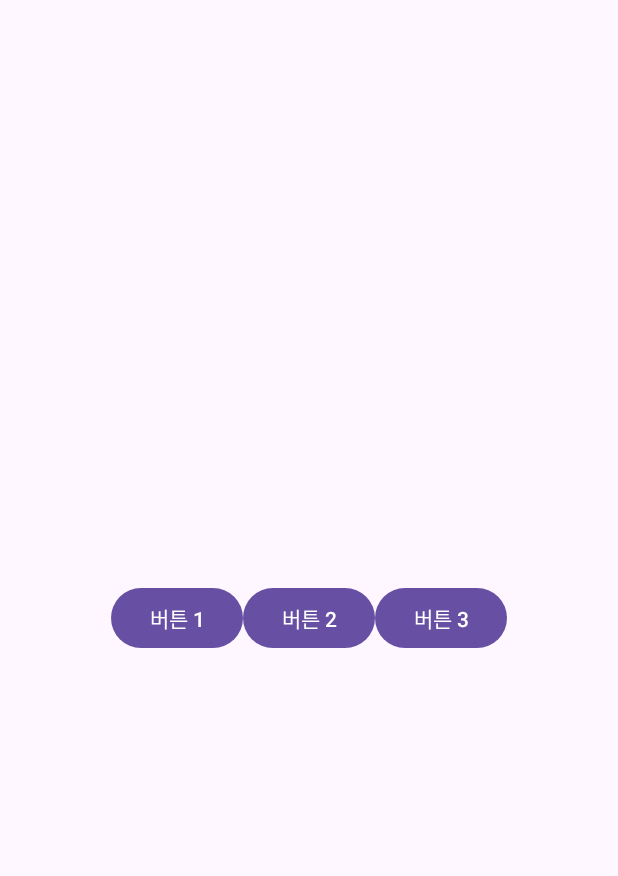
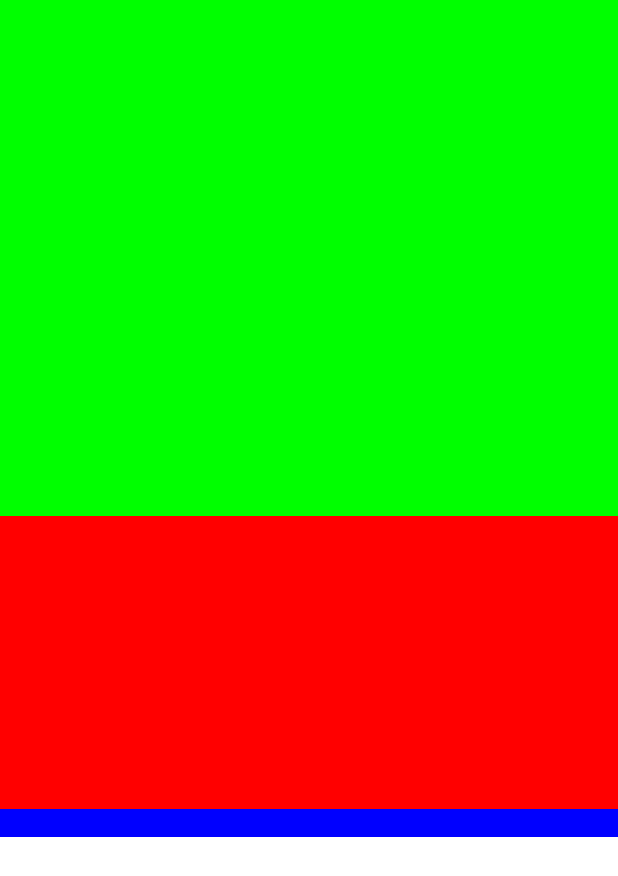
Before and after one commit to HSH-11/MobileProgramming, an Android app: the screen it shows after launch (MainActivity), on a phone screen of 412 x 824 dp. Shown: the top 876 px of the screen. Run offline under Robolectric (Android 15) with nearby library versions, the phone set to English and light mode, and no system bars; 1 statement that could not run was skipped.

Commit message:
중첩 레이아웃

```diff
--- a/app/layout/src/main/res/layout/activity_main.xml
+++ b/app/layout/src/main/res/layout/activity_main.xml
@@ -1,27 +1,35 @@
 <?xml version="1.0" encoding="utf-8"?>
 <LinearLayout xmlns:android="http://schemas.android.com/apk/res/android"
-    android:orientation="horizontal"
+    android:orientation="vertical"
     android:layout_width="match_parent"
     android:layout_height="match_parent"
-    android:gravity="center">
-<!--"자식 뷰를 중앙에 배치 의미"-->
-    <Button
-        android:id="@+id/button01"
-        android:layout_width="wrap_content"
-        android:layout_height="wrap_content"
+    android:background="#FFFFFF">
 
-        android:text="버튼 1"/>
+    <!-- 자식 뷰를 중앙에 배치하려면 gravity 속성 추가 -->
+    <!-- android:gravity="center" -->
 
-    <Button
-        android:id="@+id/button02"
-        android:layout_width="wrap_content"
-        android:layout_height="wrap_content"
-        android:text="버튼 2"/>
+    <LinearLayout
+        android:layout_width="match_parent"
+        android:layout_height="344dp"
+        android:background="#00FF00"
+        android:orientation="horizontal" />
 
-    <Button
-        android:id="@+id/button03"
-        android:layout_width="wrap_content"
-        android:layout_height="wrap_content"
-        android:text="버튼 3"/>
+    <LinearLayout
+        android:layout_width="match_parent"
+        android:layout_height="385dp"
+        android:orientation="horizontal">
 
+        <LinearLayout
+            android:layout_width="match_parent"
+            android:layout_height="214dp"
+            android:background="#0000FF"
+            android:orientation="vertical">
+
+            <LinearLayout
+                android:layout_width="match_parent"
+                android:layout_height="195dp"
+                android:background="#FF0000"
+                android:orientation="horizontal" />
+        </LinearLayout>
+    </LinearLayout>
 </LinearLayout>
```
